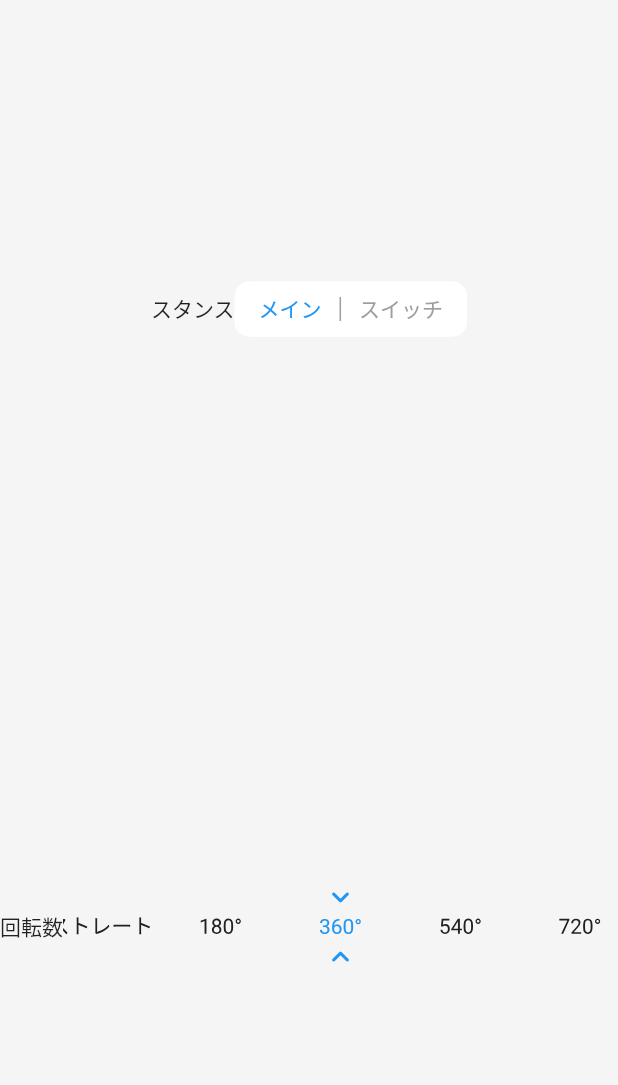
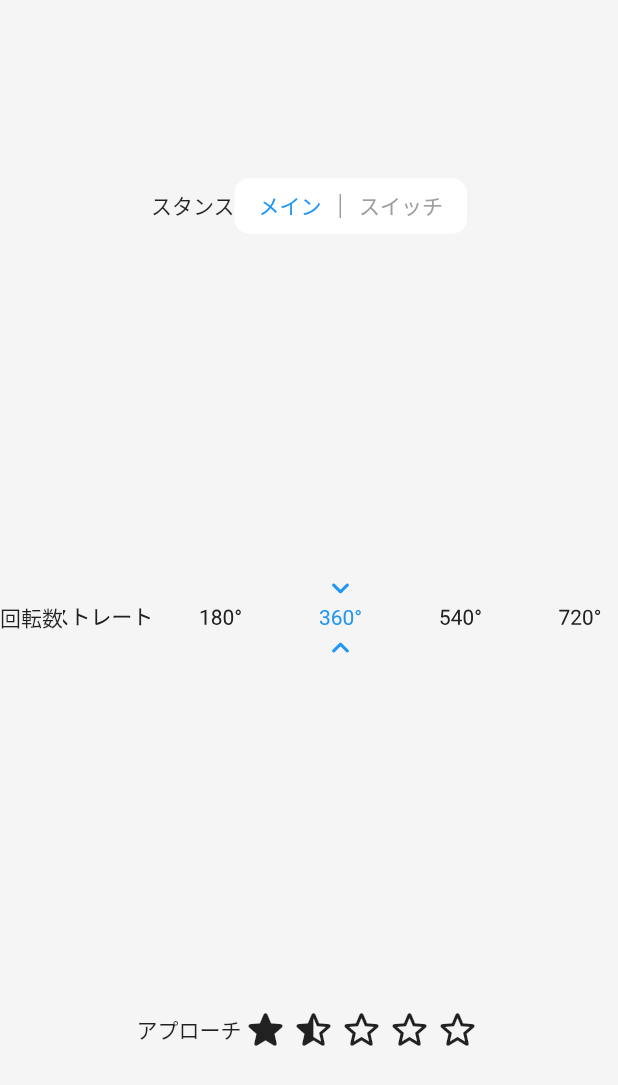
Before and after one commit to RyoheiTomiyama/flutter-memo-app, a Flutter app: the screen it shows after launch, on a phone screen of 412 x 824 dp. Shown: the top 1085 px of the screen. Run offline on Flutter 3.47's test engine with Material 2 defaults, Android fonts, the phone set to English and light mode, and no system bars; our stand-ins replace dropdown_button2, flutter_hooks, freezed_annotation, hooks_riverpod, video_player; missing offline and left inert: photo_manager, super_editor.

Commit message:
add RatingBar

```diff
--- /dev/null
+++ b/lib/ui/form/rating_bar.dart
@@ -0,0 +1,114 @@
+import 'package:flutter/material.dart';
+import 'package:flutter_hooks/flutter_hooks.dart';
+
+// 0 ~ 10
+// Odd is half star
+class RatingBar extends HookWidget {
+  final int value;
+  final int maxValue;
+  final bool makeHalf;
+  final void Function(int)? onChange;
+  const RatingBar({
+    super.key,
+    this.value = 3,
+    this.maxValue = 10,
+    this.makeHalf = true,
+    this.onChange,
+  });
+
+  @override
+  Widget build(BuildContext context) {
+    final num = makeHalf ? 2 : 1;
+    final count = (maxValue / num).ceil();
+
+    final calcValue = useCallback((double x) {
+      final width = context.size?.width ?? 100;
+      final posX = x.clamp(0, width);
+      final nextValue = (posX / (width / maxValue)).ceil();
+      return nextValue;
+    }, []);
+
+    final updateNotify = useCallback((int nextValue) {
+      // print('update $nextValue');
+      if (onChange != null) {
+        onChange!(nextValue);
+      }
+    }, [onChange]);
+    return GestureDetector(
+      // onHorizontalDragStart: (details) {},
+      onHorizontalDragUpdate: (details) {
+        final nextValue = calcValue(details.localPosition.dx);
+        updateNotify(nextValue);
+      },
+      // onHorizontalDragEnd: (details) {},
+      onTapUp: (details) {
+        final nextValue = calcValue(details.localPosition.dx);
+        if (value == nextValue) {
+          updateNotify((nextValue - 1).clamp(0, maxValue));
+        } else {
+          updateNotify(nextValue);
+        }
+      },
+      child: Row(
+        children: List.generate(count, (i) => i + 1).map(((i) {
+          if (i * num <= value) {
+            return const RatingBarWidget(status: RatingWidgetStatus.full);
+          } else if (makeHalf && i * num - 1 == value) {
+            return const RatingBarWidget(status: RatingWidgetStatus.half);
+          }
+          return const RatingBarWidget(status: RatingWidgetStatus.empty);
+        })).toList(),
+        // children: [
+        //   RatingBarWidget(status: RatingWidgetStatus.full),
+        //   RatingBarWidget(status: RatingWidgetStatus.full),
+        //   RatingBarWidget(status: RatingWidgetStatus.full),
+        //   RatingBarWidget(status: RatingWidgetStatus.half),
+        //   RatingBarWidget(status: RatingWidgetStatus.empty),
+        // ],
+      ),
+    );
+  }
+}
+
+enum RatingWidgetStatus {
+  empty,
+  half,
+  full,
+}
+
+class RatingBarWidget extends HookWidget {
+  final RatingWidgetStatus status;
+  const RatingBarWidget({
+    super.key,
+    required this.status,
+  });
+
+  @override
+  Widget build(BuildContext context) {
+    const full = Icons.star_rounded;
+    const half = Icons.star_half_rounded;
+    const empty = Icons.star_border_rounded;
+    final icon = useState(empty);
+    useEffect(() {
+      switch (status) {
+        case RatingWidgetStatus.empty:
+          icon.value = empty;
+          break;
+        case RatingWidgetStatus.half:
+          icon.value = half;
+          break;
+        case RatingWidgetStatus.full:
+          icon.value = full;
+          break;
+        default:
+          break;
+      }
+    }, [status]);
+    return Container(
+      child: Icon(
+        icon.value,
+        size: 32,
+      ),
+    );
+  }
+}
--- a/lib/view/ui.dart
+++ b/lib/view/ui.dart
@@ -1,5 +1,6 @@
 import 'package:flutter/material.dart';
 import 'package:flutter_hooks/flutter_hooks.dart';
+import 'package:memo_app/ui/form/rating_bar.dart';
 import 'package:memo_app/ui/form/scroll_picker.dart';
 import 'package:memo_app/ui/form/switch_button.dart';
 import 'package:memo_app/view/view_base.dart';
@@ -43,6 +44,17 @@ class Ui extends HookWidget {
               ],
             ),
           ),
+          Expanded(
+            child: Row(
+              mainAxisAlignment: MainAxisAlignment.center,
+              children: [
+                Container(
+                  child: Text('アプローチ'),
+                ),
+                RatingBar(),
+              ],
+            ),
+          ),
         ],
       ),
     );
```
